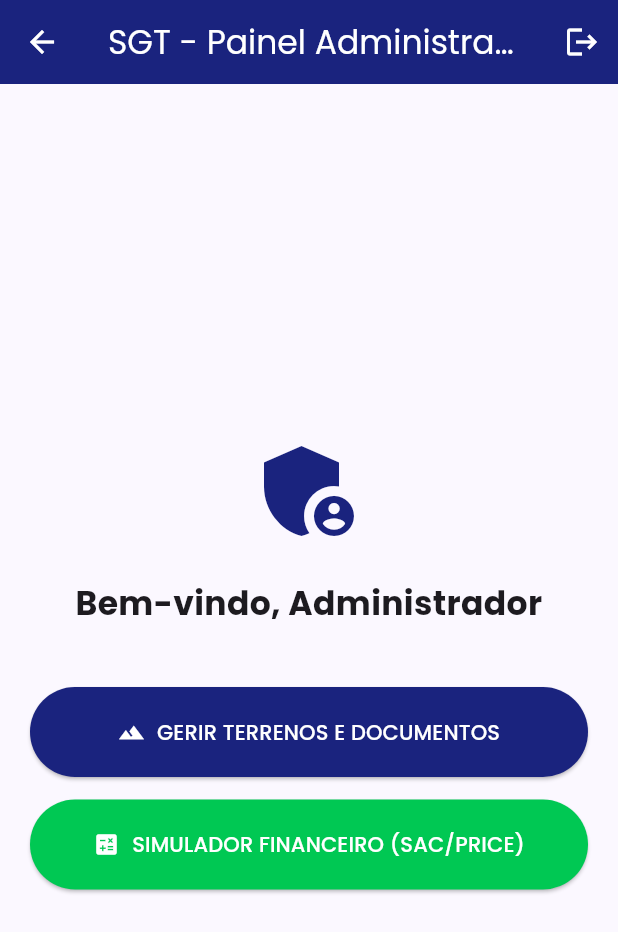
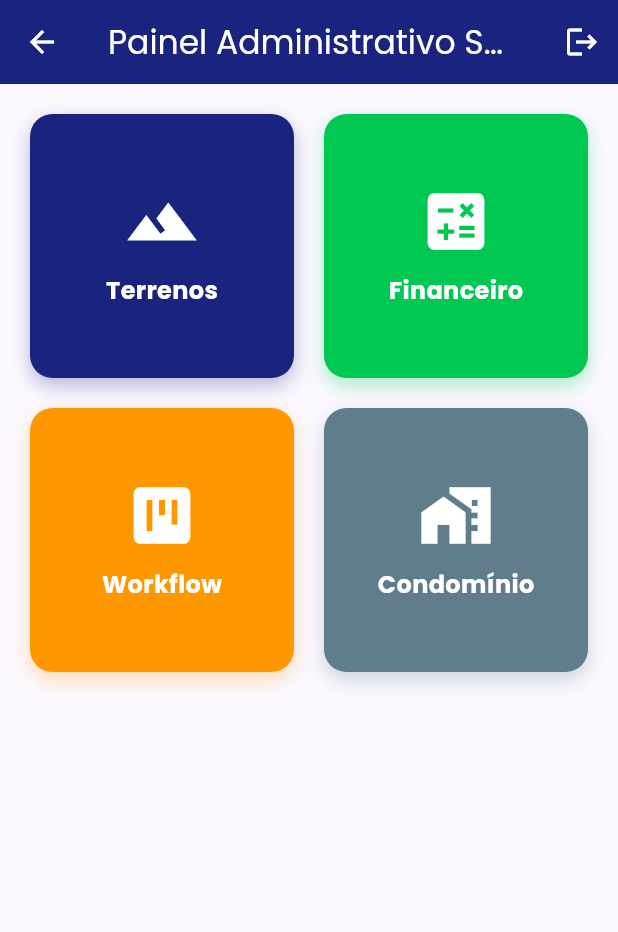
Before and after one commit to b2ycompany/sgt-project, a Flutter app: the HomeScreen screen opened directly, on a phone screen of 412 x 824 dp. Shown: the top 932 px of the screen. Run offline on Flutter 3.47's test engine with Material 3 defaults, Android fonts, the phone set to English and light mode, and no system bars; our stand-ins replace cloud_firestore, file_picker, firebase_auth, firebase_core, firebase_storage, google_fonts; missing offline and left inert: drag_and_drop_lists; accounts and stored records are empty; network calls fail.

Commit message:
Finalização do MVP: Workflow, Condomínio e Dashboard Integrado

```diff
--- a/lib/main.dart
+++ b/lib/main.dart
@@ -4,19 +4,36 @@ import 'package:google_fonts/google_fonts.dart';
 import 'package:firebase_auth/firebase_auth.dart';
 import 'package:cloud_firestore/cloud_firestore.dart';
 
-// Importação de todas as telas do sistema
+// Importações das Telas (Certifique-se que os arquivos existem nestes caminhos)
 import 'package:sgt_projeto/screens/splash_screen.dart';
 import 'package:sgt_projeto/screens/login_screen.dart';
 import 'package:sgt_projeto/screens/dashboard_cliente.dart';
 import 'package:sgt_projeto/screens/back_office/gestao_terrenos_screen.dart';
 import 'package:sgt_projeto/screens/back_office/gestao_financeira_screen.dart';
+import 'package:sgt_projeto/screens/back_office/workflow_kanban_screen.dart';
+import 'package:sgt_projeto/screens/back_office/gestao_condominio_screen.dart';
 
 void main() async {
-  // Garante a inicialização dos componentes do Flutter
   WidgetsFlutterBinding.ensureInitialized();
 
-  // Inicializa o Firebase (Essencial para Banco de Dados e Autenticação)
-  await Firebase.initializeApp();
+  // Recupera as variáveis de ambiente (Configurado no build.sh para Vercel)
+  const apiKey = String.fromEnvironment('API_KEY');
+  const authDomain = String.fromEnvironment('AUTH_DOMAIN');
+  const projectId = String.fromEnvironment('PROJECT_ID');
+  const storageBucket = String.fromEnvironment('STORAGE_BUCKET');
+  const messagingSenderId = String.fromEnvironment('MESSAGING_SENDER_ID');
+  const appId = String.fromEnvironment('APP_ID');
+
+  await Firebase.initializeApp(
+    options: FirebaseOptions(
+      apiKey: apiKey,
+      authDomain: authDomain,
+      projectId: projectId,
+      storageBucket: storageBucket,
+      messagingSenderId: messagingSenderId,
+      appId: appId,
+    ),
+  );
 
   runApp(const SGTApp());
 }
@@ -29,27 +46,20 @@ class SGTApp extends StatelessWidget {
     return MaterialApp(
       title: 'SGT - CIG Investimento',
       debugShowCheckedModeBanner: false,
-
-      // Definição da identidade visual tecnológica (Tecnologia de Ponta)
       theme: ThemeData(
         useMaterial3: true,
         colorScheme: ColorScheme.fromSeed(
-          seedColor: const Color(0xFF1A237E), // Azul Institucional
+          seedColor: const Color(0xFF1A237E),
           primary: const Color(0xFF1A237E),
-          secondary: const Color(0xFF00C853), // Verde para Financeiro
+          secondary: const Color(0xFF00C853),
         ),
-        textTheme:
-            GoogleFonts.poppinsTextTheme(), // Fonte moderna para investidores
+        textTheme: GoogleFonts.poppinsTextTheme(),
       ),
-
-      // O sistema inicia sempre pela Splash Screen de alto impacto
       home: const SplashScreen(),
     );
   }
 }
 
-// O AuthWrapper é o "cérebro" da navegação.
-// Ele decide se o usuário vai para o Login ou para o Dashboard correto.
 class AuthWrapper extends StatelessWidget {
   const AuthWrapper({super.key});
 
@@ -58,7 +68,6 @@ class AuthWrapper extends StatelessWidget {
     return StreamBuilder<User?>(
       stream: FirebaseAuth.instance.authStateChanges(),
       builder: (context, snapshot) {
-        // 1. Verifica se o usuário está autenticado
         if (snapshot.connectionState == ConnectionState.waiting) {
           return const Scaffold(
             body: Center(child: CircularProgressIndicator()),
@@ -66,7 +75,6 @@ class AuthWrapper extends StatelessWidget {
         }
 
         if (snapshot.hasData && snapshot.data != null) {
-          // 2. Se logado, verifica o cargo (role) no Firestore para redirecionar
           return FutureBuilder<DocumentSnapshot>(
             future: FirebaseFirestore.instance
                 .collection('usuarios')
@@ -79,33 +87,22 @@ class AuthWrapper extends StatelessWidget {
                 );
               }
 
-              // Se o documento do usuário existir, verifica se é admin ou cliente
               if (userSnap.hasData && userSnap.data!.exists) {
-                final Map<String, dynamic> userData =
-                    userSnap.data!.data() as Map<String, dynamic>;
-                String cargo = userData['cargo'] ?? 'cliente';
-
-                if (cargo == 'admin') {
-                  return const HomeScreen(); // Menu do Administrador
-                } else {
-                  return const DashboardCliente(); // Portal do Comprador
-                }
+                String cargo = userSnap.data!['cargo'] ?? 'cliente';
+                return cargo == 'admin'
+                    ? const HomeScreen()
+                    : const DashboardCliente();
               }
-
-              // Caso o usuário não tenha perfil no Firestore, assume-se Cliente por segurança
               return const DashboardCliente();
             },
           );
         }
-
-        // 3. Se não houver sessão ativa, mostra a tela de Login
         return const LoginScreen();
       },
     );
   }
 }
 
-// Tela Principal Administrativa (Back-Office)
 class HomeScreen extends StatelessWidget {
   const HomeScreen({super.key});
 
@@ -113,7 +110,7 @@ class HomeScreen extends StatelessWidget {
   Widget build(BuildContext context) {
     return Scaffold(
       appBar: AppBar(
-        title: const Text("SGT - Painel Administrativo"),
+        title: const Text("Painel Administrativo SGT"),
         backgroundColor: const Color(0xFF1A237E),
         foregroundColor: Colors.white,
         actions: [
@@ -123,61 +120,80 @@ class HomeScreen extends StatelessWidget {
           ),
         ],
       ),
-      body: Container(
+      body: GridView.count(
         padding: const EdgeInsets.all(20),
+        crossAxisCount: 2,
+        mainAxisSpacing: 20,
+        crossAxisSpacing: 20,
+        children: [
+          _buildMenuCard(
+            context,
+            "Terrenos",
+            Icons.landscape,
+            const GestaoTerrenosScreen(),
+            const Color(0xFF1A237E),
+          ),
+          _buildMenuCard(
+            context,
+            "Financeiro",
+            Icons.calculate,
+            const GestaoFinanceiraScreen(),
+            const Color(0xFF00C853),
+          ),
+          _buildMenuCard(
+            context,
+            "Workflow",
+            Icons.view_kanban,
+            const WorkflowKanbanScreen(),
+            Colors.orange,
+          ),
+          _buildMenuCard(
+            context,
+            "Condomínio",
+            Icons.home_work,
+            const GestaoCondominioScreen(),
+            Colors.blueGrey,
+          ),
+        ],
+      ),
+    );
+  }
+
+  Widget _buildMenuCard(
+    BuildContext context,
+    String title,
+    IconData icon,
+    Widget screen,
+    Color color,
+  ) {
+    return InkWell(
+      onTap: () => Navigator.push(
+        context,
+        MaterialPageRoute(builder: (context) => screen),
+      ),
+      child: Container(
+        decoration: BoxDecoration(
+          color: color,
+          borderRadius: BorderRadius.circular(15),
+          boxShadow: [
+            BoxShadow(
+              color: color.withOpacity(0.3),
+              blurRadius: 10,
+              offset: const Offset(0, 5),
+            ),
+          ],
+        ),
         child: Column(
           mainAxisAlignment: MainAxisAlignment.center,
-          crossAxisAlignment: CrossAxisAlignment.stretch,
           children: [
-            const Icon(
-              Icons.admin_panel_settings,
-              size: 80,
-              color: Color(0xFF1A237E),
-            ),
-            const SizedBox(height: 20),
-            const Text(
-              "Bem-vindo, Administrador",
-              textAlign: TextAlign.center,
-              style: TextStyle(fontSize: 22, fontWeight: FontWeight.bold),
-            ),
-            const SizedBox(height: 40),
-
-            // Botão para Gestão de Terrenos
-            ElevatedButton.icon(
-              onPressed: () {
-                Navigator.push(
-                  context,
-                  MaterialPageRoute(
-                    builder: (context) => const GestaoTerrenosScreen(),
-                  ),
-                );
-              },
-              icon: const Icon(Icons.landscape),
-              label: const Text("GERIR TERRENOS E DOCUMENTOS"),
-              style: ElevatedButton.styleFrom(
-                padding: const EdgeInsets.all(20),
-                backgroundColor: const Color(0xFF1A237E),
-                foregroundColor: Colors.white,
-              ),
-            ),
-            const SizedBox(height: 15),
-
-            // Botão para Gestão Financeira
-            ElevatedButton.icon(
-              onPressed: () {
-                Navigator.push(
-                  context,
-                  MaterialPageRoute(
-                    builder: (context) => const GestaoFinanceiraScreen(),
-                  ),
-                );
-              },
-              icon: const Icon(Icons.calculate),
-              label: const Text("SIMULADOR FINANCEIRO (SAC/PRICE)"),
-              style: ElevatedButton.styleFrom(
-                padding: const EdgeInsets.all(20),
-                backgroundColor: const Color(0xFF00C853),
-                foregroundColor: Colors.white,
+            Icon(icon, size: 50, color: Colors.white),
+            const SizedBox(height: 10),
+            Text(
+              title,
+              style: const TextStyle(
+                color: Colors.white,
+                fontWeight: FontWeight.bold,
+                fontSize: 16,
               ),
             ),
           ],
--- a/pubspec.yaml
+++ b/pubspec.yaml
@@ -46,6 +46,7 @@ dependencies:
   firebase_storage: ^11.6.0
   # NOVA: Para selecionar arquivos do computador ou telemóvel
   file_picker: ^8.0.0
+  drag_and_drop_lists: ^0.4.2
 
 dev_dependencies:
   flutter_test:
```
Also changed, not shown: lib/models/condominio_model.dart (added, +42 -0 lines), lib/screens/back_office/gestao_condominio_screen.dart (added, +141 -0 lines), lib/screens/back_office/workflow_kanban_screen.dart (added, +201 -0 lines), pubspec.lock.
